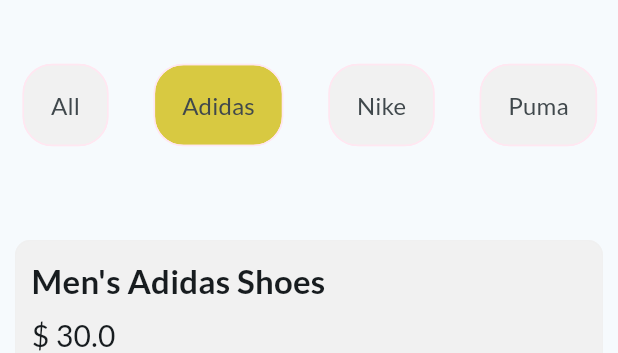
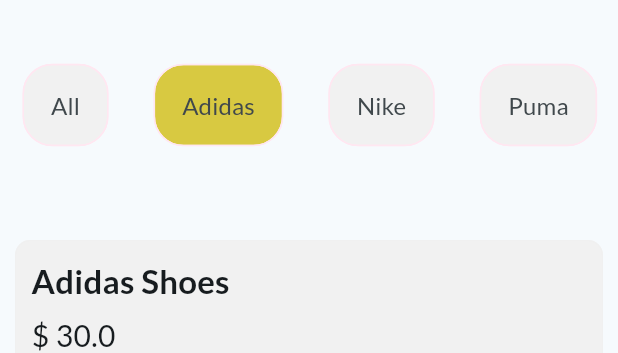
Before and after one commit to armaan-yadav/shopping-app-flutter, a Flutter app: the screen it shows after launch, after a tap on "Adidas", on a phone screen of 412 x 824 dp, the part 144-497 px from its top. Run offline on Flutter 3.47's test engine with Material 3 defaults, Android fonts, the phone set to English and light mode, and no system bars; network calls fail.

Commit message:
final touches

```diff
--- a/lib/cart/cart_page.dart
+++ b/lib/cart/cart_page.dart
@@ -1,6 +1,7 @@
 import 'package:flutter/material.dart';
 import 'package:provider/provider.dart';
 import 'package:shoping_app/cart/cart_item.dart';
+import 'package:shoping_app/cart/cart_total.dart';
 import 'package:shoping_app/provider/cart_provider.dart';
 
 class CartPage extends StatefulWidget {
@@ -13,12 +14,9 @@ class CartPage extends StatefulWidget {
 class _CartPageState extends State<CartPage> {
   @override
   Widget build(BuildContext context) {
-    // final cartItems = Provider.of<CartProvider>(
-    //   context,
-    //   listen: true,
-    // ).cartItems;
+    Provider.of<CartProvider>(context).updateTotal();
+    final total = context.watch<CartProvider>().total;
     final cartItems = context.watch<CartProvider>().cartItems;
-
     return Scaffold(
       appBar: AppBar(
         title: const Center(
@@ -74,7 +72,7 @@ class _CartPageState extends State<CartPage> {
                     ],
                   ),
                 ),
-                // CartTotal(total: total),
+                CartTotal(total: total),
               ],
             ),
     );
--- a/lib/global_variables.dart
+++ b/lib/global_variables.dart
@@ -3,35 +3,35 @@
 final List<Map<String, dynamic>> products = [
   {
     "id": 1,
-    "title": "Men's Nike Shoes",
+    "title": "Nike Shoes",
     "price": 50.0,
     "sizes": [6, 7, 8, 9, 10],
     "imageUrl": 'assets/images/shoes_1.png',
   },
   {
     "id": 2,
-    "title": "Men's Adidas Shoes",
+    "title": "Adidas Shoes",
     "price": 30.0,
     "sizes": [6, 7, 8],
     "imageUrl": 'assets/images/shoes_2.png',
   },
   {
     "id": 3,
-    "title": "Men's Puma Shoes",
+    "title": "Puma Shoes",
     "price": 90.0,
     "sizes": [8, 9, 10],
     "imageUrl": 'assets/images/shoes_3.png',
   },
   {
     "id": 4,
-    "title": "Men's Bata Shoes",
+    "title": "Bata Shoes",
     "price": 14.0,
     "sizes": [7, 8, 9, 10],
     "imageUrl": 'assets/images/shoes_4.png',
   },
   {
     "id": 5,
-    "title": "Men's Hawaii Shoes",
+    "title": "Hawaii Shoes",
     "price": 40.0,
     "sizes": [7, 8, 9, 10],
     "imageUrl": 'assets/images/shoes_4.png',
--- a/lib/home/home_product_list.dart
+++ b/lib/home/home_product_list.dart
@@ -31,7 +31,6 @@ class _ProductListState extends State<ProductList> {
 
   @override
   Widget build(BuildContext context) {
-    print(filteredProducts);
     const border = OutlineInputBorder(
       borderRadius: BorderRadius.horizontal(
         left: Radius.circular(30),
--- a/lib/provider/cart_provider.dart
+++ b/lib/provider/cart_provider.dart
@@ -2,10 +2,42 @@ import 'package:flutter/material.dart';
 
 class CartProvider extends ChangeNotifier {
   final List<Map<String, dynamic>> cartItems = [];
+  double total = 0;
+
+  double addToTotal(Map<String, dynamic> item) {
+    final itemTotal = item["quantity"] * item["price"];
+    return itemTotal;
+  }
+
+  void updateTotal() {
+    double t = 0;
+    for (var item in cartItems) {
+      t += addToTotal(item);
+    }
+    total = t;
+    // notifyListeners();
+    print("updt");
+  }
 
   void addCompleteItemToCart(Map<String, dynamic> item) {
     cartItems.add(item);
     notifyListeners();
+  }
+
+  void increaseItemQuantityToCart(int id) {
+    final temp = cartItems.where((element) => element["id"] == id).toList()[0];
+    int currentIndex = cartItems.indexOf(temp);
+    cartItems.remove(temp);
+    temp["quantity"] += 1;
+    cartItems.insert(currentIndex, temp);
+  }
+
+  void decreaseItemQuantityToCart(int id) {
+    final temp = cartItems.where((element) => element["id"] == id).toList()[0];
+    int currentIndex = cartItems.indexOf(temp);
+    cartItems.remove(temp);
+    temp["quantity"] -= 1;
+    cartItems.insert(currentIndex, temp);
   }
 
   void removeCompleteItemFromCart(Map<String, dynamic> item) {
```
Also changed, not shown: lib/cart/cart_item.dart (+16 -8 lines).
